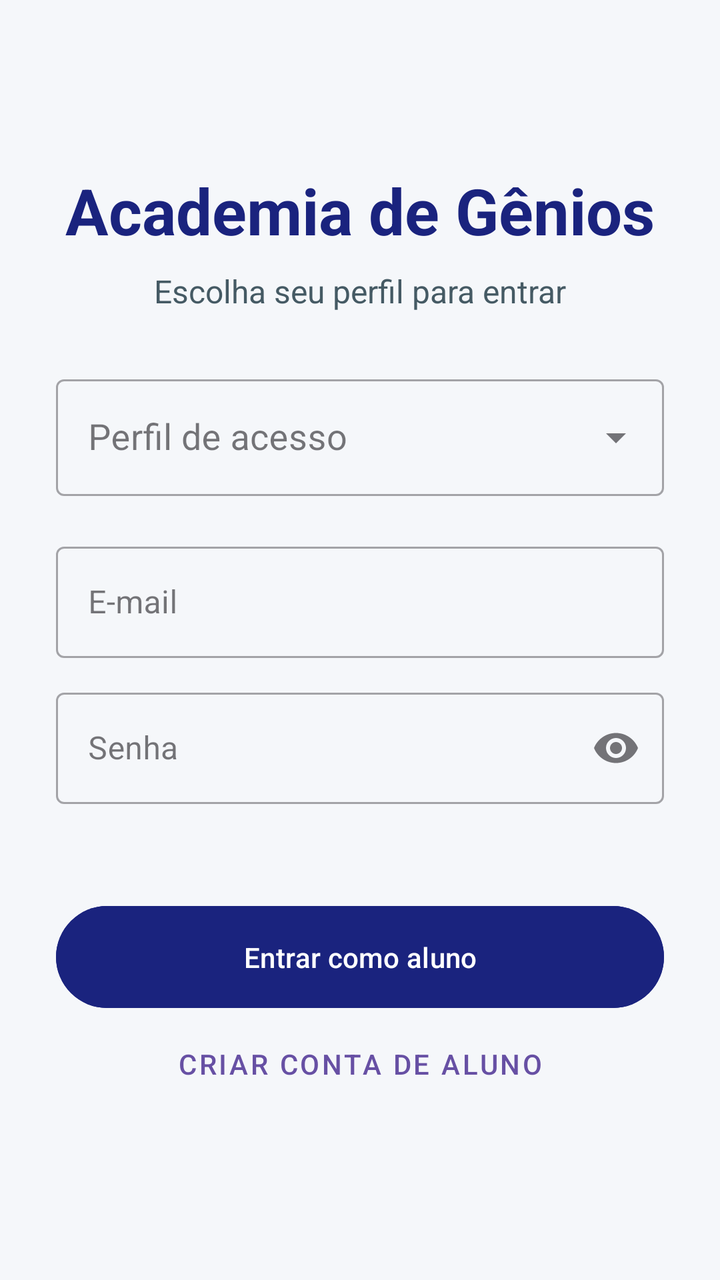
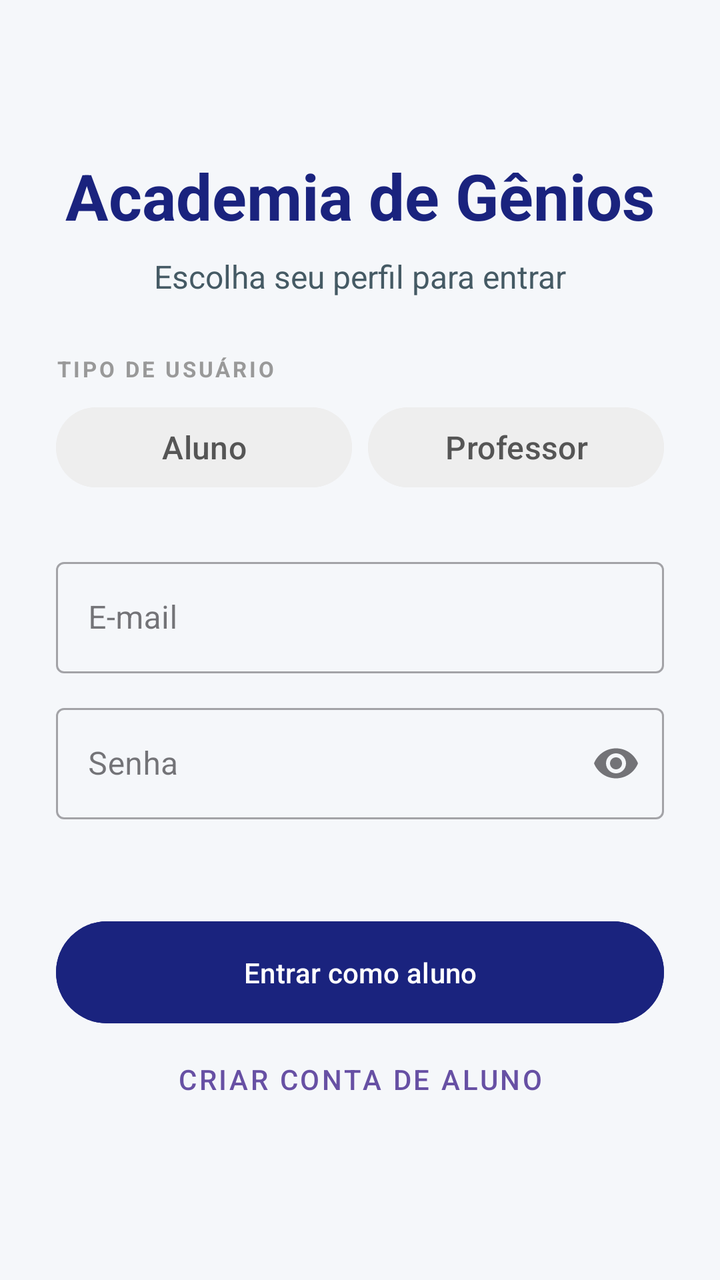

Before-and-after screenshots of an Android layout around one commit, followed by the original layout XML and the change that was made.
<!-- AndroidManifest.xml: application theme Theme.Tcc -->
<!-- res/layout/activity_login.xml -->
<?xml version="1.0" encoding="utf-8"?>
<ScrollView xmlns:android="http://schemas.android.com/apk/res/android" xmlns:app="http://schemas.android.com/apk/res-auto"
    android:layout_width="match_parent" android:layout_height="match_parent" android:fillViewport="true" android:background="@color/BackGround">
    <LinearLayout android:layout_width="match_parent" android:layout_height="wrap_content" android:orientation="vertical" android:gravity="center_vertical" android:padding="28dp">
        <TextView android:layout_width="match_parent" android:layout_height="wrap_content" android:text="Academia de Gênios" android:textSize="32sp" android:textStyle="bold" android:gravity="center" android:textColor="@color/btnSelecionado" />
        <TextView android:layout_width="match_parent" android:layout_height="wrap_content" android:text="Escolha seu perfil para entrar" android:textSize="16sp" android:gravity="center" android:layout_marginTop="8dp" android:layout_marginBottom="28dp" android:textColor="@color/BordaButton" />
        <com.google.android.material.textfield.TextInputLayout android:layout_width="match_parent" android:layout_height="wrap_content" android:hint="Perfil de acesso" style="@style/Widget.MaterialComponents.TextInputLayout.OutlinedBox.ExposedDropdownMenu">
            <AutoCompleteTextView android:id="@+id/seletorPerfil" android:layout_width="match_parent" android:layout_height="wrap_content" android:inputType="none" android:importantForAutofill="no" android:textSize="18sp" />
        </com.google.android.material.textfield.TextInputLayout>
        <com.google.android.material.textfield.TextInputLayout android:layout_width="match_parent" android:layout_height="wrap_content" android:layout_marginTop="20dp" android:hint="E-mail" style="@style/Widget.MaterialComponents.TextInputLayout.OutlinedBox">
            <com.google.android.material.textfield.TextInputEditText android:id="@+id/etEmail" android:layout_width="match_parent" android:layout_height="wrap_content" android:inputType="textEmailAddress" android:autofillHints="emailAddress" />
        </com.google.android.material.textfield.TextInputLayout>
        <com.google.android.material.textfield.TextInputLayout android:layout_width="match_parent" android:layout_height="wrap_content" android:layout_marginTop="12dp" android:hint="Senha" app:endIconMode="password_toggle" style="@style/Widget.MaterialComponents.TextInputLayout.OutlinedBox">
            <com.google.android.material.textfield.TextInputEditText android:id="@+id/etSenha" android:layout_width="match_parent" android:layout_height="wrap_content" android:inputType="textPassword" android:autofillHints="password" />
        </com.google.android.material.textfield.TextInputLayout>
        <TextView android:id="@+id/statusLogin" android:layout_width="match_parent" android:layout_height="wrap_content" android:layout_marginTop="12dp" android:textColor="@color/BordaButton" android:accessibilityLiveRegion="polite" />
        <ProgressBar android:id="@+id/progressBarLogin" android:layout_width="wrap_content" android:layout_height="wrap_content" android:layout_gravity="center" android:visibility="gone" />
        <Button android:id="@+id/btnEntrar" android:layout_width="match_parent" android:layout_height="wrap_content" android:layout_marginTop="16dp" android:padding="16dp" android:text="Entrar como aluno" android:backgroundTint="@color/btnSelecionado" />
        <Button android:id="@+id/btnIrCadastroProfessor" android:layout_width="match_parent" android:layout_height="wrap_content" android:text="Criar conta de aluno" style="@style/Widget.MaterialComponents.Button.TextButton" />
    </LinearLayout>
</ScrollView>
<!-- resources referenced by this layout -->
<resources>
  <color name="BackGround">#F5F7FA</color>
  <color name="BordaButton">#455A64</color>
  <color name="btnSelecionado">#1A237E</color>
  <style name="Theme.Tcc" parent="Base.Theme.Tcc" />
  <style name="Base.Theme.Tcc" parent="Theme.Material3.DayNight.NoActionBar">
          
          
      </style>
</resources>

<!-- the commit's change to res/layout/activity_login.xml (unified diff, before → after) -->
@@ -1,12 +1,52 @@
 <?xml version="1.0" encoding="utf-8"?>
 <ScrollView xmlns:android="http://schemas.android.com/apk/res/android" xmlns:app="http://schemas.android.com/apk/res-auto"
+    android:id="@+id/loginScroll"
     android:layout_width="match_parent" android:layout_height="match_parent" android:fillViewport="true" android:background="@color/BackGround">
     <LinearLayout android:layout_width="match_parent" android:layout_height="wrap_content" android:orientation="vertical" android:gravity="center_vertical" android:padding="28dp">
         <TextView android:layout_width="match_parent" android:layout_height="wrap_content" android:text="Academia de Gênios" android:textSize="32sp" android:textStyle="bold" android:gravity="center" android:textColor="@color/btnSelecionado" />
         <TextView android:layout_width="match_parent" android:layout_height="wrap_content" android:text="Escolha seu perfil para entrar" android:textSize="16sp" android:gravity="center" android:layout_marginTop="8dp" android:layout_marginBottom="28dp" android:textColor="@color/BordaButton" />
-        <com.google.android.material.textfield.TextInputLayout android:layout_width="match_parent" android:layout_height="wrap_content" android:hint="Perfil de acesso" style="@style/Widget.MaterialComponents.TextInputLayout.OutlinedBox.ExposedDropdownMenu">
-            <AutoCompleteTextView android:id="@+id/seletorPerfil" android:layout_width="match_parent" android:layout_height="wrap_content" android:inputType="none" android:importantForAutofill="no" android:textSize="18sp" />
-        </com.google.android.material.textfield.TextInputLayout>
+        <TextView
+            android:layout_width="wrap_content"
+            android:layout_height="wrap_content"
+            android:text="TIPO DE USUÁRIO"
+            android:textSize="11sp"
+            android:textStyle="bold"
+            android:textColor="@color/LabelSecao"
+            android:letterSpacing="0.12"
+            android:layout_marginBottom="8dp" />
+
+        <LinearLayout
+            android:layout_width="match_parent"
+            android:layout_height="wrap_content"
+            android:orientation="horizontal"
+            android:layout_marginBottom="8dp">
+
+            <Button
+                android:id="@+id/btnPerfilAluno"
+                android:layout_width="0dp"
+                android:layout_height="wrap_content"
+                android:minHeight="48dp"
+                android:layout_weight="1"
+                android:layout_marginEnd="4dp"
+                android:text="Aluno"
+                android:textSize="16sp"
+                android:textAllCaps="false"
+                android:textColor="#555555"
+                android:backgroundTint="#EEEEEE" />
+
+            <Button
+                android:id="@+id/btnPerfilProfessor"
+                android:layout_width="0dp"
+                android:layout_height="wrap_content"
+                android:minHeight="48dp"
+                android:layout_weight="1"
+                android:layout_marginStart="4dp"
+                android:text="Professor"
+                android:textSize="16sp"
+                android:textAllCaps="false"
+                android:textColor="#555555"
+                android:backgroundTint="#EEEEEE" />
+        </LinearLayout>
         <com.google.android.material.textfield.TextInputLayout android:layout_width="match_parent" android:layout_height="wrap_content" android:layout_marginTop="20dp" android:hint="E-mail" style="@style/Widget.MaterialComponents.TextInputLayout.OutlinedBox">
             <com.google.android.material.textfield.TextInputEditText android:id="@+id/etEmail" android:layout_width="match_parent" android:layout_height="wrap_content" android:inputType="textEmailAddress" android:autofillHints="emailAddress" />
         </com.google.android.material.textfield.TextInputLayout>
<!-- resource entries referenced after the edit -->
@@ -2,6 +2,7 @@
 <resources>
   <color name="BackGround">#F5F7FA</color>
   <color name="BordaButton">#455A64</color>
+  <color name="LabelSecao">#999999</color>
   <color name="btnSelecionado">#1A237E</color>
   <style name="Theme.Tcc" parent="Base.Theme.Tcc" />
   <style name="Base.Theme.Tcc" parent="Theme.Material3.DayNight.NoActionBar">
